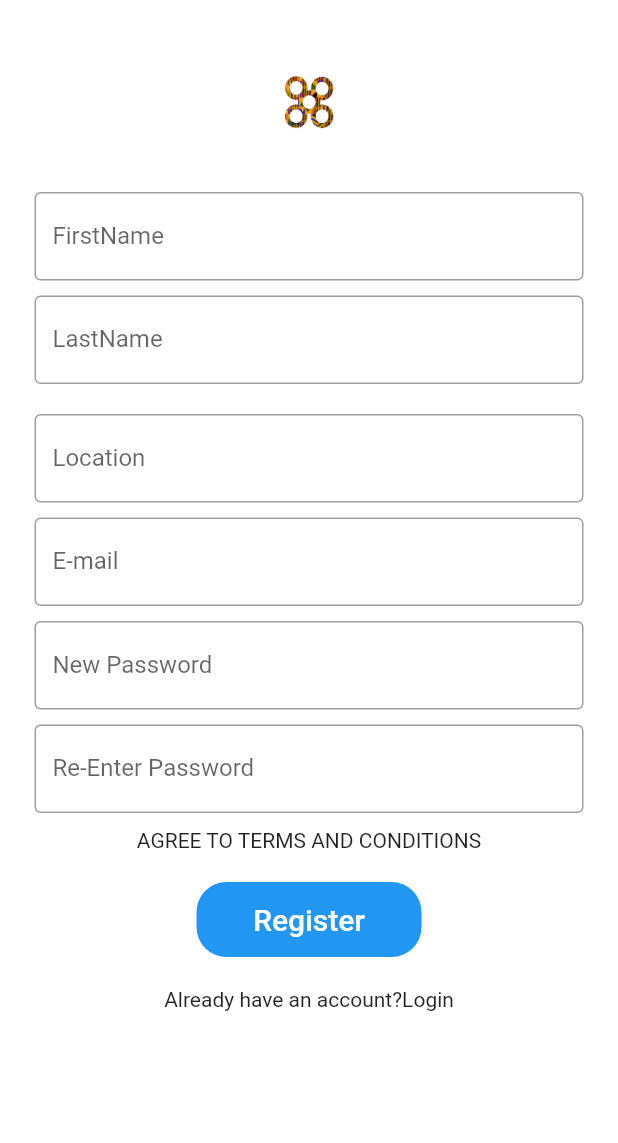
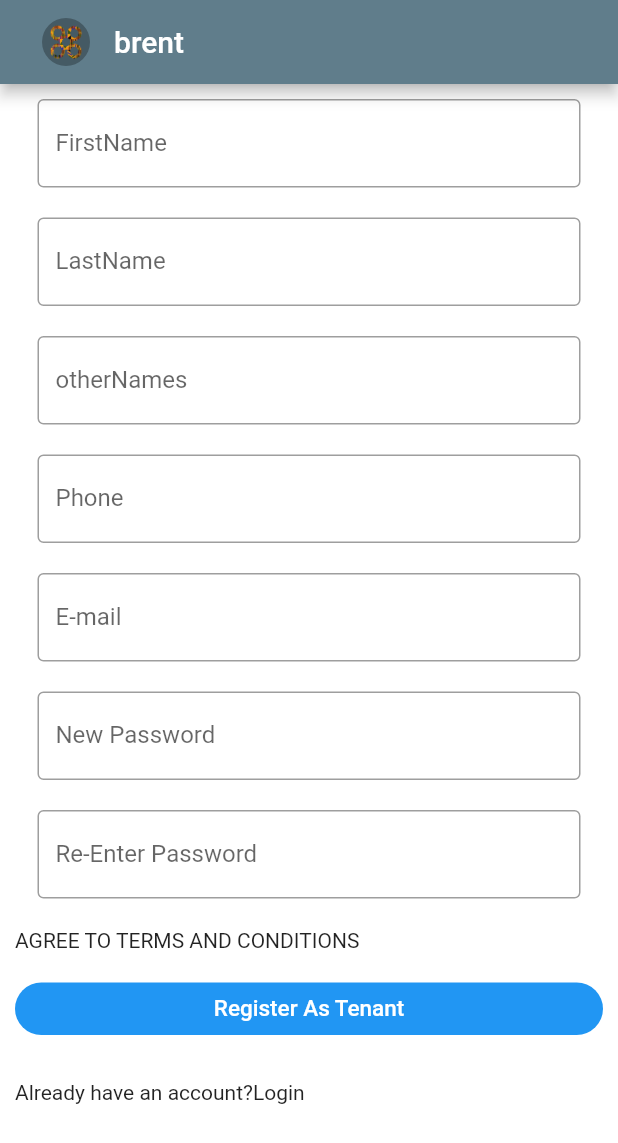
Before and after one commit to joehurdles/flutter-rent-app, a Flutter app: the screen it shows after launch, after a tap on "Register As Tenant", on a phone screen of 412 x 824 dp. Shown: the top 1143 px of the screen. Run offline on Flutter 3.47's test engine with Material 2 defaults, Android fonts, the phone set to English and light mode, and no system bars; our stand-ins replace carousel_slider, shared_preferences; network calls fail.

Commit message:
login session being saved

```diff
--- a/lib/main.dart
+++ b/lib/main.dart
@@ -1,3 +1,4 @@
+import 'package:shared_preferences/shared_preferences.dart';
 import 'package:flutter/material.dart';
 import 'package:rent/views/dual_register.dart';
 
@@ -17,7 +18,62 @@ class Brent extends StatelessWidget {
       theme: ThemeData(
         primarySwatch: Colors.blueGrey,
       ),
-      home: const DualRegisterView(),
+
+
+      home: MainPage(),
     );
   }
 }
+
+class MainPage extends StatefulWidget {
+
+
+  @override
+  _MainPageState createState() => _MainPageState();
+}
+
+class _MainPageState extends State<MainPage>{
+  late SharedPreferences sharedPreferences;
+
+
+  @override
+  void initState() {
+    super.initState();
+    checkLoginStatus();
+  }
+
+  checkLoginStatus() async {
+    sharedPreferences = await SharedPreferences.getInstance();
+    if(sharedPreferences.getString("token") == null ){
+      Navigator.push(context, MaterialPageRoute(builder: (_) => const DualRegisterView()));
+    }
+
+  }
+  @override
+  Widget build(BuildContext context){
+    return Scaffold(
+      appBar: AppBar(
+        title: Text('brent', style: TextStyle(color: Colors.white)),
+        actions: <Widget>[
+        FlatButton(onPressed: () {
+          sharedPreferences.clear();
+          sharedPreferences.commit();
+          Navigator.push(context, MaterialPageRoute(builder: (_) => const DualRegisterView()));
+
+        },
+        child: const Text(
+          "Log out",
+          style: TextStyle(color: Colors.white
+          )
+        ),
+        ),
+      ],
+      // body: const Center(child: Text("Main Page")),
+      // drawer: Drawer(),
+
+      ),
+
+    );
+
+  }
+}
--- a/lib/views/register_view.dart
+++ b/lib/views/register_view.dart
@@ -1,265 +1,226 @@
 import 'package:flutter/material.dart';
-import 'package:rent/services/api_manager.dart';
 import 'package:http/http.dart' as http;
 import 'dart:convert';
+import 'package:shared_preferences/shared_preferences.dart';
 
-import 'package:rent/views/swipe_card.dart';
 
-Future<SignUp> createSignup(String firstName, String lastName, String location, String email, String password) async {
-     final response = await http.post(
-    Uri.parse('http://brnt-bac.herokuapp.com/api/users/landlord/sign-up'),
-    headers: <String, String>{
-      'Content-Type': 'application/json; charset=UTF-8',
-    },
-    body: jsonEncode(<String, String>{
-      'firstName' : firstName,
-      'lastName' : lastName,
-      'location' : location,
-      'email': email,
-      'password': password
-    }),
+class RegisterView extends StatefulWidget {
+  const RegisterView({Key? key}) : super(key: key);
+
+  @override
+  _RegisterViewState createState() => _RegisterViewState();
+}
+
+class _RegisterViewState extends State<RegisterView> {
+
+  bool isLoading =false;
+
+  final TextEditingController _firstName = TextEditingController();
+  final TextEditingController _lastName = TextEditingController();
+  final TextEditingController _otherNames = TextEditingController();
+  final TextEditingController _phone = TextEditingController();
+  final TextEditingController _email = TextEditingController();
+  final TextEditingController _password = TextEditingController();
+
+  registerTenant(String firstName, String lastName, String otherNames, String phone, String email, String password) async {
+  Map data = {
+    'first_name': firstName,
+    'last_name': lastName,
+    'other_names': otherNames,
+    'phone': phone,
+    'email': email,
+    'password': password,
+  };
+  var jsonData = null;
+  SharedPreferences sharedPreferences = await SharedPreferences.getInstance();
+  final response = await http.post(
+    Uri.parse('http://brnt-bac.herokuapp.com/api/users/tenant/sign-up'),
+    // headers: <String, String>{
+    //   'Content-Type': 'application/json; charset=UTF-8',
+    //   'Accept': 'application/json',
+    // },
+    body: data,
   );
 
-   if (response.statusCode == 200) {
+  if (response.statusCode == 201) {
     // If the server did return a 201 CREATED response,
     // then parse the JSON.
-    return SignUp.fromJson(jsonDecode(response.body));
+    var jsonData = json.decode(response.body);
+
+      isLoading =false;
+      sharedPreferences.setString("token", jsonData['token']);
+      // Navigator.of(context).pushNamedAndRemoveUntil(HouseView(), (Route<dynamic> route ) => false);
+      print(jsonData['token']);
+
+
+
+
+
   } else {
     // If the server did not return a 201 CREATED response,
     // then throw an exception.
     throw Exception('Failed to create album.');
   }
-
-
-  }
-
-class SignUp {
-  final int id;
-  final String firstName;
-  final String lastName;
-  final String location;
-  final String email;
-  final String password;
-
-  const SignUp({required this.id, required this.firstName, required this.lastName, required this.location, required this.email, required this.password});
-
-  factory SignUp.fromJson(Map<String, dynamic> json) {
-    return SignUp(
-      id: json['id'],
-      firstName: json['firstName'],
-      lastName: json['lastName'],
-      location: json['location'],
-      email: json['email'],
-      password: json['password'],
-    );
-  }
 }
-
-class RegisterView extends StatefulWidget {
-  @override
-  _RegisterViewState createState() => _RegisterViewState();
-}
-
-class _RegisterViewState extends State<RegisterView> {
-  final TextEditingController _controller = TextEditingController();
-  final TextEditingController _controller1 = TextEditingController();
-  Future<SignUp>? _futureSignup;
-
-  APIManager apiService = APIManager();
-
 
   @override
   Widget build(BuildContext context) {
-    return safearea();
- }
+    return Scaffold(
+       backgroundColor: Colors.white,
+      appBar: AppBar(
+         leadingWidth: 60,
+      leading:  Padding(
+        padding: const EdgeInsets.only(left: 28.0),
+        child: CircleAvatar(
+              radius: 30,
+              child: Image.asset('assets/images/loyalKenss.png')
+             // backgroundImage: NetworkImage('https://images.unsplash.com/photo-1585771724684-38269d6639fd?ixlib=rb-1.2.1&ixid=MnwxMjA3fDB8MHxwaG90by1wYWdlfHx8fGVufDB8fHx8&auto=format&fit=crop&w=1170&q=80')
 
-  Scaffold safearea() {
-    return Scaffold(
+            ),
+      ),
+        title: const Text("brent"),
+      ),
+       body:
+        ListView(
 
-     backgroundColor: Colors.white,
-    // appBar: AppBar(
-    //    leadingWidth: 60,
-    // leading:  Padding(
-    //   padding: const EdgeInsets.only(left: 28.0),
-    //   child: CircleAvatar(
-    //         radius: 30,
-    //         child: Image.asset('assets/images/loyalKenss.png')
-    //        // backgroundImage: NetworkImage('https://images.unsplash.com/photo-1585771724684-38269d6639fd?ixlib=rb-1.2.1&ixid=MnwxMjA3fDB8MHxwaG90by1wYWdlfHx8fGVufDB8fHx8&auto=format&fit=crop&w=1170&q=80')
-
-    //       ),
-    // ),
-    //   title: Text("brent"),
-    // ),
-     body:
-       Container(
-   alignment: Alignment.center,
-        padding: const EdgeInsets.all(8.0),
-       child: (_futureSignup == null) ? buildColumn() : buildFutureBuilder(),
-    ),
-
-  );
-  }
-
-Column buildColumn() {
-
-  return  Column(
-
-   children: <Widget>[
-
-      Padding(
-      padding: EdgeInsets.all(10),
-        child: Center(
-                child: Container(
-                    width: 50,
-                    height: 100,
-                    /*decoration: BoxDecoration(
-                        color: Colors.red,
-                        borderRadius: BorderRadius.circular(50.0)),*/
-                    child: Image.asset('assets/images/loyalKenss.png')),
-              ),
-            ),
-
+      padding: const EdgeInsets.all(10),
+        children: [
         Padding(
               //padding: const EdgeInsets.only(left:15.0,right: 15.0,top:0,bottom: 0),
-              padding: EdgeInsets.symmetric(horizontal: 15),
+              padding: const EdgeInsets.symmetric(horizontal: 15),
               child: TextField(
-                decoration: InputDecoration(
+                controller: _firstName,
+                decoration: const InputDecoration(
                     border: OutlineInputBorder(),
                     labelText: 'FirstName',
                     hintText: 'Enter your first name'),
               ),
             ),
-            SizedBox(
-              height: 10,
+            const SizedBox(
+              height: 20,
            ),
              Padding(
               //padding: const EdgeInsets.only(left:15.0,right: 15.0,top:0,bottom: 0),
-              padding: EdgeInsets.symmetric(horizontal: 15),
+              padding: const EdgeInsets.symmetric(horizontal: 15),
               child: TextField(
-                decoration: InputDecoration(
+                controller: _lastName,
+                decoration: const InputDecoration(
                     border: OutlineInputBorder(),
                     labelText: 'LastName',
                     hintText: 'Enter your Surname'),
               ),
             ),
-            SizedBox(
-              height: 10,
+            const SizedBox(
+              height: 20,
            ),
-            //  Padding(
-            //   //padding: const EdgeInsets.only(left:15.0,right: 15.0,top:0,bottom: 0),
-            //   padding: EdgeInsets.symmetric(horizontal: 15),
-            //   child: TextField(
-            //     decoration: InputDecoration(
-            //         border: OutlineInputBorder(),
-            //         labelText: 'Date of birth',
-            //         hintText: 'Enter the date you were born.'),
-            //   ),
-            // ),
-             SizedBox(
-              height: 10,
+           Padding(
+              //padding: const EdgeInsets.only(left:15.0,right: 15.0,top:0,bottom: 0),
+              padding: const EdgeInsets.symmetric(horizontal: 15),
+              child: TextField(
+                controller: _otherNames,
+                decoration: const InputDecoration(
+                    border: OutlineInputBorder(),
+                    labelText: 'otherNames',
+                    hintText: 'Enter your Other Name'),
+              ),
+            ),
+            const SizedBox(
+              height: 20,
            ),
              Padding(
               //padding: const EdgeInsets.only(left:15.0,right: 15.0,top:0,bottom: 0),
-              padding: EdgeInsets.symmetric(horizontal: 15),
+              padding: const EdgeInsets.symmetric(horizontal: 15),
               child: TextField(
-                decoration: InputDecoration(
+                controller: _phone,
+                decoration: const InputDecoration(
                     border: OutlineInputBorder(),
-                    labelText: 'Location',
-                    hintText: 'Enter place name.'),
+                    labelText: 'Phone',
+                    hintText: '024444444'
+                    ),
               ),
             ),
-             SizedBox(
-              height: 10,
+             const SizedBox(
+              height: 20,
            ),
              Padding(
               //padding: const EdgeInsets.only(left:15.0,right: 15.0,top:0,bottom: 0),
-              padding: EdgeInsets.symmetric(horizontal: 15),
+              padding: const EdgeInsets.symmetric(horizontal: 15),
               child: TextField(
-                decoration: InputDecoration(
+                controller: _email,
+                decoration: const InputDecoration(
                     border: OutlineInputBorder(),
                     labelText: 'E-mail',
                     hintText: 'name@example.com'),
               ),
             ),
-             SizedBox(
-              height: 10,
+             const SizedBox(
+              height: 20,
            ),
              Padding(
               //padding: const EdgeInsets.only(left:15.0,right: 15.0,top:0,bottom: 0),
-              padding: EdgeInsets.symmetric(horizontal: 15),
+              padding: const EdgeInsets.symmetric(horizontal: 15),
               child: TextField(
-                decoration: InputDecoration(
+                controller: _password,
+                decoration: const InputDecoration(
                     border: OutlineInputBorder(),
                     labelText: 'New Password',
                     hintText: 'Enter your password.'),
               ),
             ),
-             SizedBox(
-              height: 10,
+             const SizedBox(
+              height: 20,
            ),
              Padding(
               //padding: const EdgeInsets.only(left:15.0,right: 15.0,top:0,bottom: 0),
-              padding: EdgeInsets.symmetric(horizontal: 15),
+              padding: const EdgeInsets.symmetric(horizontal: 15),
               child: TextField(
-                decoration: InputDecoration(
+                controller: _password,
+                decoration: const InputDecoration(
+
                     border: OutlineInputBorder(),
                     labelText: 'Re-Enter Password',
                     hintText: 'Confirm your password.'),
               ),
             ),
-              SizedBox(
-              height: 10,
+              const SizedBox(
+              height: 20,
            ),
-            Text("AGREE TO TERMS AND CONDITIONS"),
-             SizedBox(
+            const Text("AGREE TO TERMS AND CONDITIONS"),
+             const SizedBox(
               height: 20,
            ),
              Container(
-              height: 50,
-              width: 150,
+              height: 35,
+              width: 100,
               decoration: BoxDecoration(
                   color: Colors.blue, borderRadius: BorderRadius.circular(20)),
               child: FlatButton(
                 onPressed: () {
-                  Navigator.push(
-                      context, MaterialPageRoute(builder: (_) => MyHomePage()));
-                },
-                child: Text(
-                  'Register',
-                  style: TextStyle(color: Colors.white, fontSize: 20),
+
+                isLoading = true;
+
+              registerTenant(_firstName.text, _lastName.text, _otherNames.text, _phone.text, _email.text, _password.text);
+              // Navigator.push(
+              //     context, MaterialPageRoute(builder: (_) => MyHomePage()));
+            },
+
+                // onPressed: () {
+                //   Navigator.push(
+                //       context, MaterialPageRoute(builder: (_) => const OwnerProfile()));
+                // },
+                child: const Text(
+                  'Register As Tenant',
+                  style: TextStyle(color: Colors.white, fontSize: 15),
                 ),
               ),
             ),
-             SizedBox(
-              height: 20,
+             const SizedBox(
+              height: 30,
            ),
-            Text("Already have an account?Login"),
+            const Text("Already have an account?Login"),
 
          ]
-          );
+          )
+    );
   }
-
-}FutureBuilder<SignUp> buildFutureBuilder( ){
-  String firstName = "kojo";
-  String lastName = "yankson";
-  String location = "tamso";
-  String email = "yankson.kojo@yahoo.com";
-  String password = "12345678";
-
-
-  return FutureBuilder<SignUp>(
-      //future:  _futureSignup,
-      builder: (context, snapshot) {
-        print(snapshot);
-
-        if (snapshot.hasData) {
-          return Text('Success!');
-        } else if (snapshot.hasError) {
-          return Text('${snapshot.error}');
-        }
-
-        return const CircularProgressIndicator();
-      },
-
-    );
 }
```
